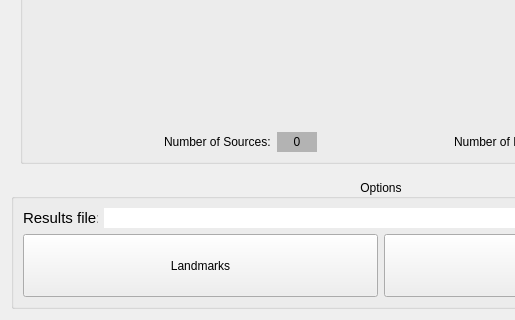
The window that mwarp1d/ui/panel_main.ui (0todd0000/mwarp1d) describes before a commit, drawn with Qt 5; both pictures show x 0 to 515 and y 128 to 448 of the 762 by 448 pixel window.
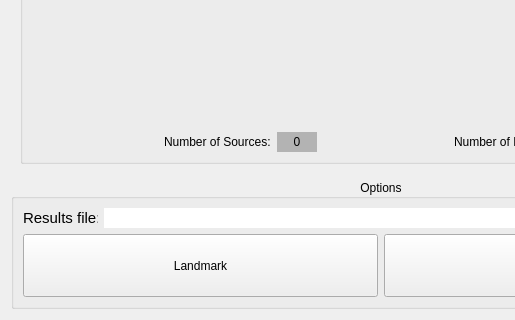
The same window after the commit. Custom widgets are drawn as their Qt base class.

Commit message:
Update landmark names
Change “landmarks” to “landmark” throughout

Change landmark_warp & manual_warp TO warp_landmark AND warp_manual

Patch:
```diff
--- a/mwarp1d/ui/panel_main.ui
+++ b/mwarp1d/ui/panel_main.ui
@@ -329,7 +329,7 @@
            </size>
           </property>
           <property name="text">
-           <string>Landmarks</string>
+           <string>Landmark</string>
           </property>
          </widget>
         </item>
```
The commit also changes 11 other files.
